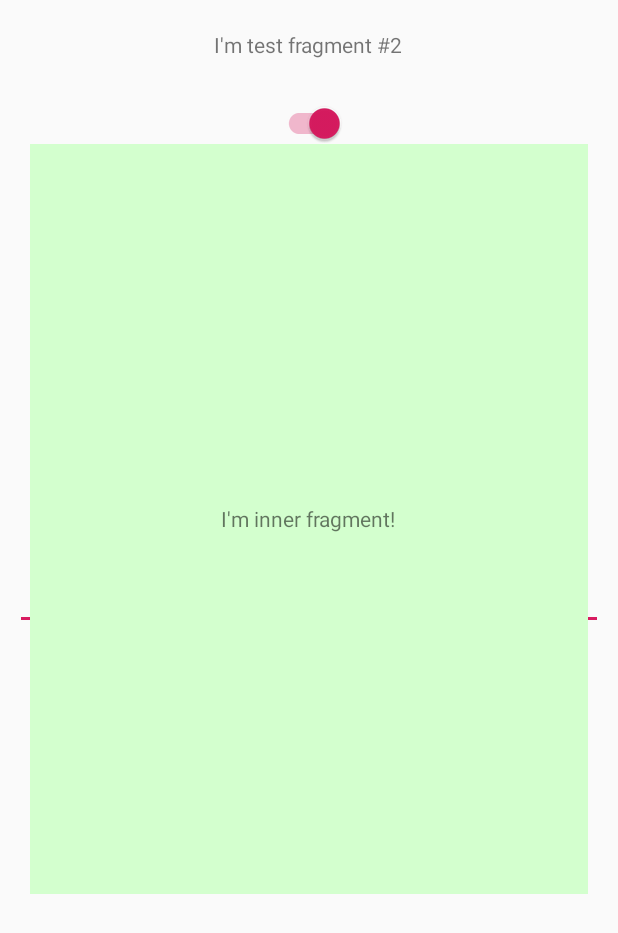
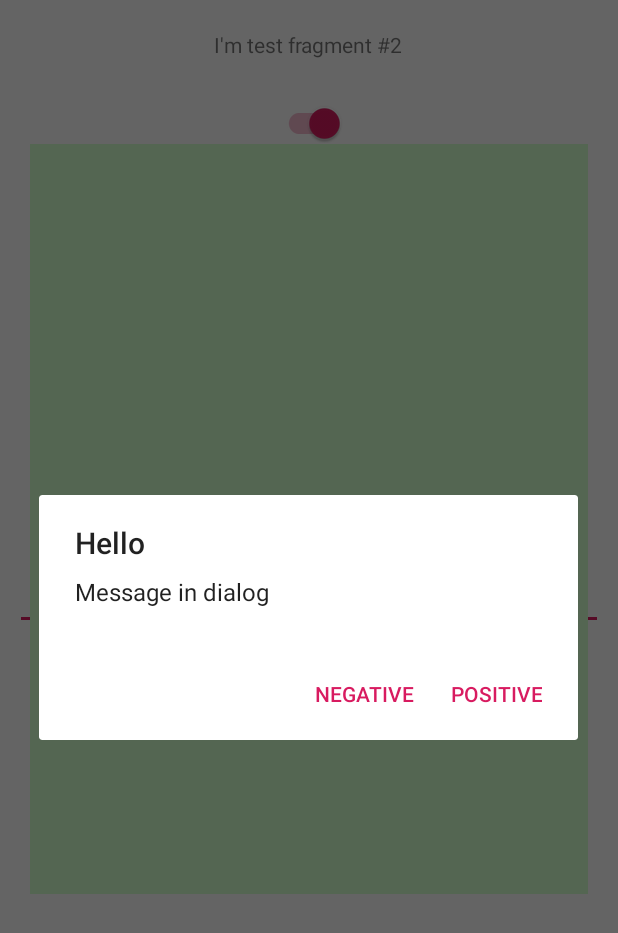
Before and after one commit to sergey-virchenko/MyFirstApp, an Android app: the fragment Test2Fragment placed in its activity, after a tap on an icon or button, on a phone screen of 412 x 824 dp. Shown: the top 933 px of the screen. Run offline under Robolectric (Android 15) with nearby library versions, the phone set to English and light mode, and no system bars.

Commit message:
Lecture changes

```diff
--- a/app/src/main/java/com/sit/myfirstapp/fragments/DynamicActivity.java
+++ b/app/src/main/java/com/sit/myfirstapp/fragments/DynamicActivity.java
@@ -9,7 +9,6 @@ import android.widget.CheckBox;
 import com.sit.myfirstapp.R;
 
 public class DynamicActivity extends AppCompatActivity {
-
 
     Dynamic1Fragment frag1;
     Dynamic2Fragment frag2;
--- a/app/src/main/java/com/sit/myfirstapp/fragments/Test2Fragment.java
+++ b/app/src/main/java/com/sit/myfirstapp/fragments/Test2Fragment.java
@@ -1,5 +1,7 @@
 package com.sit.myfirstapp.fragments;
 
+import android.app.AlertDialog;
+import android.content.DialogInterface;
 import android.os.Bundle;
 import android.support.v4.app.Fragment;
 import android.support.v7.widget.SwitchCompat;
@@ -7,6 +9,7 @@ import android.view.LayoutInflater;
 import android.view.View;
 import android.view.ViewGroup;
 import android.widget.TextView;
+import android.widget.Toast;
 
 import com.sit.myfirstapp.R;
 
@@ -50,6 +53,13 @@ public class Test2Fragment extends Fragment {
                 getChildFragmentManager().beginTransaction().remove(fragment).commit();
             }
         }
+
+        AlertDialog.Builder builder = new AlertDialog.Builder(getActivity());
+        builder.
+                setTitle("Hello").
+                setMessage("Message in dialog").
+                setPositiveButton("Positive", (dialog, which) -> Toast.makeText(getActivity(), "On positive clicked", Toast.LENGTH_SHORT).show()).
+                setNegativeButton("Negative", (dialog, which) -> Toast.makeText(getActivity(), "On positive clicked", Toast.LENGTH_SHORT).show()).create().show();
     }
 
     public void setEvaluated(String s) {
--- a/app/src/main/res/layout-land/activity_fragment.xml
+++ b/app/src/main/res/layout-land/activity_fragment.xml
@@ -5,7 +5,6 @@
     android:layout_height="match_parent"
     android:orientation="horizontal"
     tools:context=".fragments.FragmentActivity">
-
 
     <fragment
         android:id="@+id/test1_frag"
```
